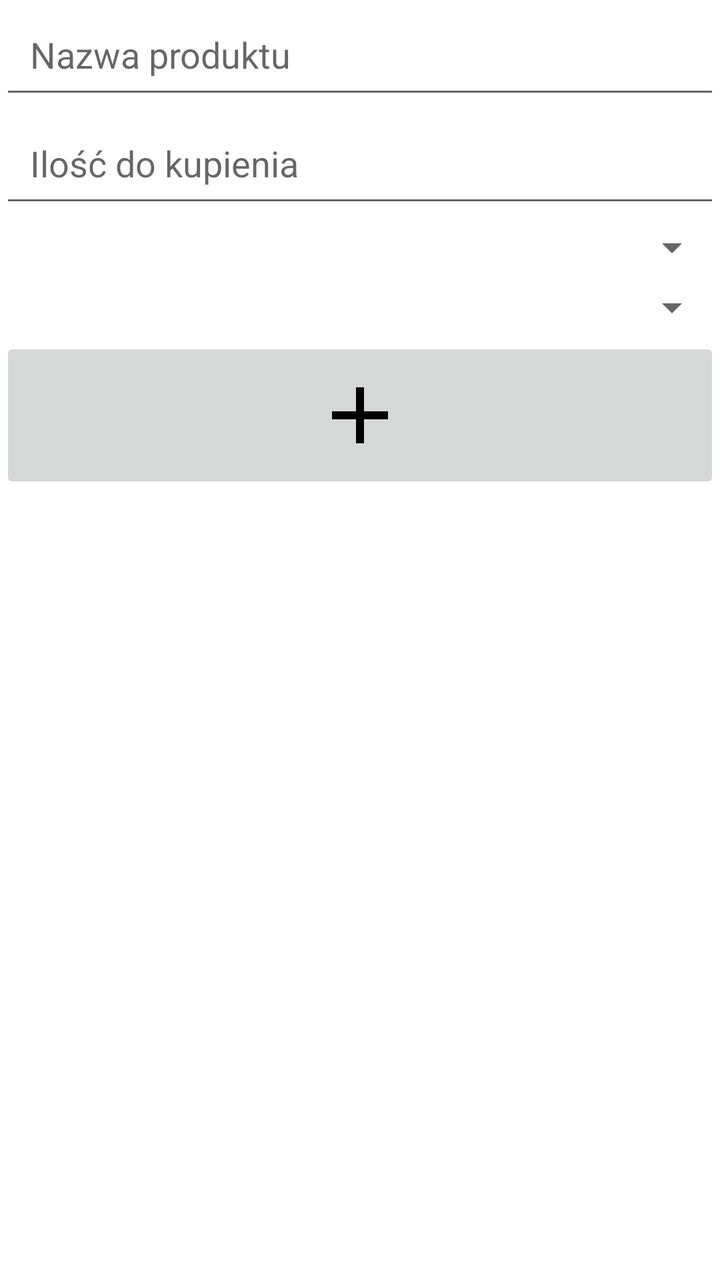
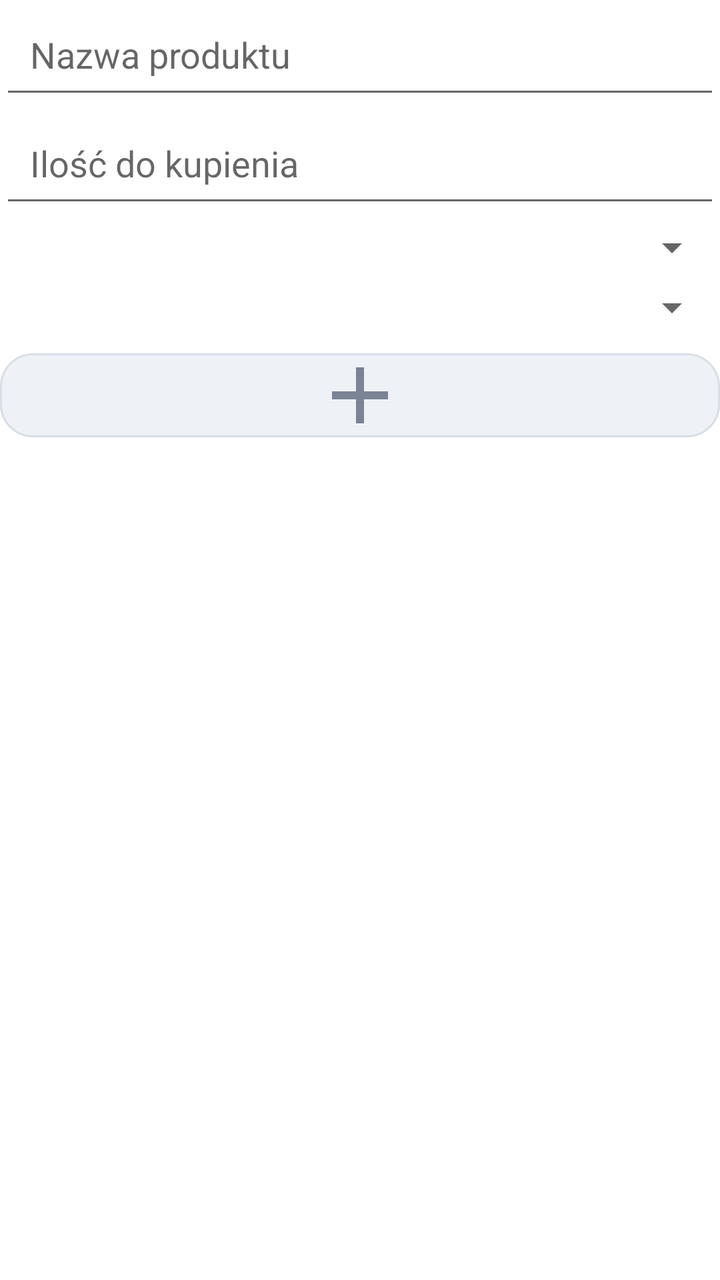

Before-and-after screenshots of an Android layout around one commit, followed by the original layout XML and the change that was made.
<!-- AndroidManifest.xml: application theme Theme.ShoppingList -->
<!-- res/layout/new_shopping_item_dialog_layout.xml -->
<?xml version="1.0" encoding="utf-8"?>
<androidx.constraintlayout.widget.ConstraintLayout xmlns:android="http://schemas.android.com/apk/res/android"
    xmlns:app="http://schemas.android.com/apk/res-auto"
    android:layout_width="match_parent"
    android:layout_height="match_parent"
    android:orientation="vertical">

    <RelativeLayout
        android:layout_width="match_parent"
        android:layout_height="match_parent"
        android:orientation="vertical"
        app:layout_constraintBottom_toBottomOf="parent"
        app:layout_constraintEnd_toEndOf="parent"
        app:layout_constraintStart_toStartOf="parent"
        app:layout_constraintTop_toTopOf="parent">

        <EditText
            android:id="@+id/shoppingItemEditText"
            android:layout_width="match_parent"
            android:layout_height="wrap_content"
            android:layout_alignParentStart="true"
            android:layout_alignParentTop="true"
            android:layout_alignParentEnd="true"
            android:layout_marginStart="0dp"
            android:layout_marginTop="0dp"
            android:layout_marginEnd="0dp"
            android:autofillHints=""
            android:inputType="text"
            android:padding="15dp"
            android:hint="@string/item_name_edit_text_hint"/>

        <EditText
            android:id="@+id/amountEditText"
            android:layout_width="match_parent"
            android:layout_height="wrap_content"
            android:layout_below="@+id/shoppingItemEditText"
            android:layout_alignParentStart="true"
            android:layout_alignParentEnd="true"
            android:layout_marginStart="0dp"
            android:layout_marginEnd="0dp"
            android:autofillHints=""
            android:inputType="numberDecimal"
            android:padding="15dp"
            android:hint="@string/item_amount_edit_text_hint" />

        <Spinner
            android:id="@+id/categorySpinner"
            android:layout_width="match_parent"
            android:layout_height="wrap_content"
            android:layout_below="@+id/amountEditText"
            android:layout_alignParentStart="true"
            android:layout_alignParentEnd="true"
            android:padding="15dp" />

        <Spinner
            android:id="@+id/amountTypeSpinner"
            android:layout_width="match_parent"
            android:layout_height="wrap_content"
            android:layout_below="@+id/categorySpinner"
            android:layout_alignParentStart="true"
            android:layout_alignParentEnd="true"
            android:padding="15dp" />

        <ImageButton
            android:id="@+id/acceptNewShoppingItemImageButton"
            android:layout_width="wrap_content"
            android:layout_height="wrap_content"
            android:layout_below="@+id/amountTypeSpinner"
            android:layout_alignParentStart="true"
            android:layout_alignParentEnd="true"
            android:layout_gravity="center"
            android:contentDescription="@string/todo"
            android:padding="15dp"
            android:src="@drawable/baseline_add_24" />
    </RelativeLayout>

</androidx.constraintlayout.widget.ConstraintLayout>
<!-- resources referenced by this layout -->
<resources>
  <!-- drawable baseline_add_24 (drawable) -->
  <vector xmlns:android="http://schemas.android.com/apk/res/android" android:height="48dp" android:tint="#000000" android:viewportHeight="24" android:viewportWidth="24" android:width="48dp">
        
      <path android:fillColor="@android:color/white" android:pathData="M19,13h-6v6h-2v-6H5v-2h6V5h2v6h6v2z"/>
      
  </vector>
  <string name="item_amount_edit_text_hint">Ilość do kupienia</string>
  <string name="item_name_edit_text_hint">Nazwa produktu</string>
  <string name="todo">TODO</string>
  <style name="Theme.ShoppingList" parent="Theme.MaterialComponents.DayNight.NoActionBar">
          
          <item name="colorPrimary">@color/light_gray</item>
          <item name="colorPrimaryVariant">@color/gray</item>
          <item name="colorOnPrimary">@color/white</item>
          
          <item name="colorSecondary">@color/teal_200</item>
          <item name="colorSecondaryVariant">@color/teal_700</item>
          <item name="colorOnSecondary">@color/black</item>
          
          <item name="android:statusBarColor">?attr/colorPrimaryVariant</item>
          
      </style>
  <color name="light_gray">#FFD3D3D3</color>
  <color name="gray">#FF808080</color>s
  <color name="white">#FFFFFFFF</color>
  <color name="teal_200">#FF03DAC5</color>
  <color name="teal_700">#FF018786</color>
  <color name="black">#FF000000</color>
</resources>

<!-- the commit's change to res/layout/new_shopping_item_dialog_layout.xml (unified diff, before → after) -->
@@ -63,15 +63,18 @@
 
         <ImageButton
             android:id="@+id/acceptNewShoppingItemImageButton"
-            android:layout_width="wrap_content"
-            android:layout_height="wrap_content"
+            android:layout_width="match_parent"
+            android:layout_height="@dimen/dialog_cta_action_height"
             android:layout_below="@+id/amountTypeSpinner"
             android:layout_alignParentStart="true"
             android:layout_alignParentEnd="true"
             android:layout_gravity="center"
+            android:layout_marginTop="8dp"
+            android:background="@drawable/ripple_dialog_cta"
             android:contentDescription="@string/todo"
-            android:padding="15dp"
-            android:src="@drawable/baseline_add_24" />
+            android:padding="8dp"
+            android:src="@drawable/baseline_add_24"
+            app:tint="@color/dialog_cta_icon" />
     </RelativeLayout>
 
 </androidx.constraintlayout.widget.ConstraintLayout>
<!-- resource entries referenced after the edit -->
@@ -1,11 +1,27 @@
 <!-- resources referenced by this layout -->
 <resources>
+  <color name="dialog_cta_icon">#FF7A8494</color>
+  <dimen name="dialog_cta_action_height">42dp</dimen>
   <!-- drawable baseline_add_24 (drawable) -->
   <vector xmlns:android="http://schemas.android.com/apk/res/android" android:height="48dp" android:tint="#000000" android:viewportHeight="24" android:viewportWidth="24" android:width="48dp">
         
       <path android:fillColor="@android:color/white" android:pathData="M19,13h-6v6h-2v-6H5v-2h6V5h2v6h6v2z"/>
       
   </vector>
+  <!-- drawable ripple_dialog_cta (drawable) -->
+  <?xml version="1.0" encoding="utf-8"?>
+  <ripple xmlns:android="http://schemas.android.com/apk/res/android"
+      android:color="?attr/colorControlHighlight">
+      <item>
+          <shape android:shape="rectangle">
+              <corners android:radius="@dimen/corner_radius_button" />
+              <solid android:color="@color/dialog_cta_surface" />
+              <stroke
+                  android:width="@dimen/card_stroke_width"
+                  android:color="@color/dialog_cta_stroke" />
+          </shape>
+      </item>
+  </ripple>
   <string name="item_amount_edit_text_hint">Ilość do kupienia</string>
   <string name="item_name_edit_text_hint">Nazwa produktu</string>
   <string name="todo">TODO</string>
@@ -20,13 +36,25 @@
           <item name="colorOnSecondary">@color/black</item>
           
           <item name="android:statusBarColor">?attr/colorPrimaryVariant</item>
+          <item name="materialButtonStyle">@style/Widget.ShoppingList.Button.Primary</item>
           
       </style>
+  <dimen name="corner_radius_button">16dp</dimen>
+  <color name="dialog_cta_surface">#FFEEF2F7</color>
+  <dimen name="card_stroke_width">1dp</dimen>
+  <color name="dialog_cta_stroke">#FFD8DEE6</color>
   <color name="light_gray">#FFD3D3D3</color>
-  <color name="gray">#FF808080</color>s
+  <color name="gray">#FF808080</color>
   <color name="white">#FFFFFFFF</color>
   <color name="teal_200">#FF03DAC5</color>
   <color name="teal_700">#FF018786</color>
   <color name="black">#FF000000</color>
+  <style name="Widget.ShoppingList.Button.Primary" parent="Widget.MaterialComponents.Button">
+          <item name="cornerRadius">@dimen/corner_radius_button</item>
+          <item name="android:minHeight">48dp</item>
+          <item name="android:insetTop">0dp</item>
+          <item name="android:insetBottom">0dp</item>
+          <item name="android:textAllCaps">false</item>
+      </style>
 </resources>
 
